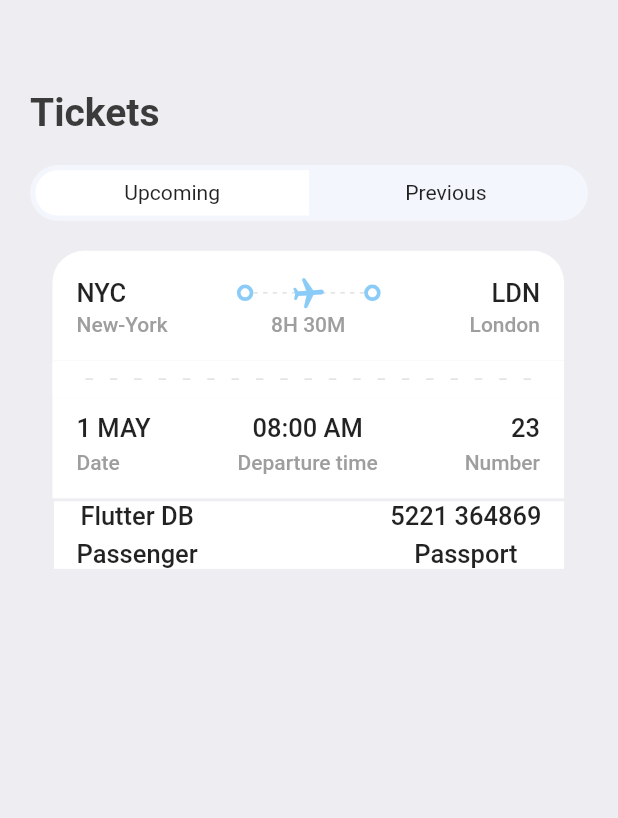
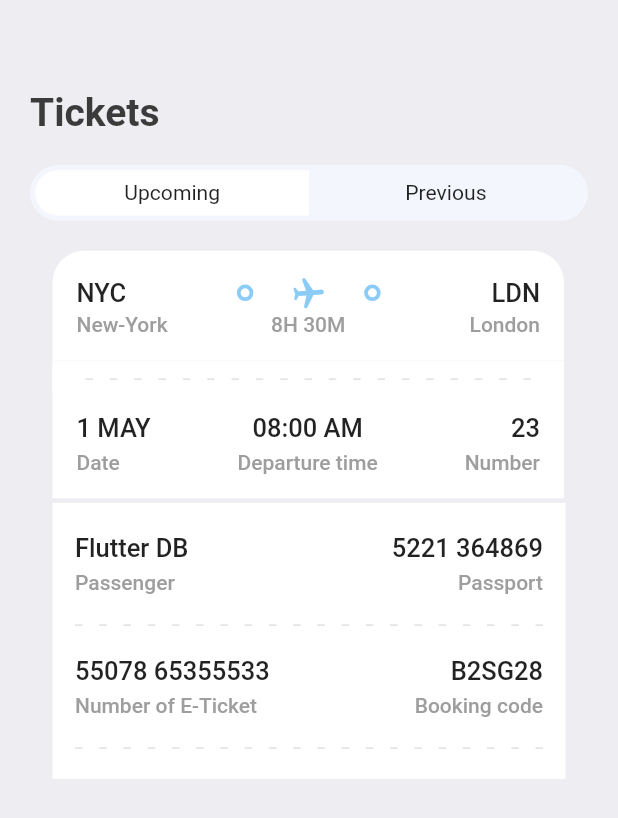
Before and after one commit to ecali/ticket_booking_app, a Flutter app: the TicketScreen screen opened directly, on a phone screen of 412 x 824 dp. Shown: the top 818 px of the screen. Run offline on Flutter 3.47's test engine with Material 2 defaults, Android fonts, the phone set to English and light mode, and no system bars; our stand-ins replace fluentui_icons, gap, get.

Commit message:
wip on ticket screen

```diff
--- a/lib/screens/ticket_screen.dart
+++ b/lib/screens/ticket_screen.dart
@@ -7,6 +7,8 @@ import 'package:ticket_booking_app/utils/app_layout.dart';
 import 'package:ticket_booking_app/utils/app_style.dart';
 import 'package:ticket_booking_app/widgets/column_layout.dart';
 import 'package:ticket_booking_app/widgets/ticket_tabs.dart';
+
+import '../widgets/layout_builder_widget.dart';
 
 class TicketScreen extends StatelessWidget {
   const TicketScreen({Key? key}) : super(key: key);
@@ -30,19 +32,32 @@ class TicketScreen extends StatelessWidget {
                 padding: EdgeInsets.only(left: AppLayout.getHeight(15)),
                 child: TicketView(ticket: ticketList[0], isColor: true),
               ),
+              const SizedBox( height: 1 ),
               Container(
-                padding: const EdgeInsets.symmetric(horizontal: 15),
-                margin: EdgeInsets.symmetric(horizontal: AppLayout.getHeight(16)),
+                padding: const EdgeInsets.symmetric(horizontal: 15, vertical: 20),
+                margin: const EdgeInsets.symmetric(horizontal: 15),
                 color: Colors.white,
                 child: Column(
                   children: [
                     Row(
                       mainAxisAlignment: MainAxisAlignment.spaceBetween,
                       children: const [
-                        AppColumnLayout(firstText: 'Flutter DB', secondText: 'Passenger'),
-                        AppColumnLayout(firstText: '5221 364869', secondText: 'Passport')
+                        AppColumnLayout(firstText: 'Flutter DB', secondText: 'Passenger', alignment: CrossAxisAlignment.start, isColor: false),
+                        AppColumnLayout(firstText: '5221 364869', secondText: 'Passport', alignment: CrossAxisAlignment.end, isColor: false)
                       ],
-                    )
+                    ),
+                    Gap(AppLayout.getHeight(20)),
+                    const AppLayoutBuilderWidget(sections: 15, isColor: false, width: 5),
+                    Gap(AppLayout.getHeight(20)),
+                    Row(
+                      mainAxisAlignment: MainAxisAlignment.spaceBetween,
+                      children: const [
+                        AppColumnLayout(firstText: '55078 65355533', secondText: 'Number of E-Ticket', alignment: CrossAxisAlignment.start, isColor: false),
+                        AppColumnLayout(firstText: 'B2SG28', secondText: 'Booking code', alignment: CrossAxisAlignment.end, isColor: false)
+                      ],
+                    ),
+                    Gap(AppLayout.getHeight(20)),
+                    const AppLayoutBuilderWidget(sections: 15, isColor: false, width: 5),
                   ],
                 ),
               )
--- a/lib/screens/ticket_view.dart
+++ b/lib/screens/ticket_view.dart
@@ -2,6 +2,8 @@ import 'package:flutter/cupertino.dart';
 import 'package:flutter/material.dart';
 import 'package:gap/gap.dart';
 import 'package:ticket_booking_app/utils/app_style.dart';
+import 'package:ticket_booking_app/widgets/column_layout.dart';
+import 'package:ticket_booking_app/widgets/layout_builder_widget.dart';
 
 import '../utils/app_layout.dart';
 import '../widgets/thick_container.dart';
@@ -40,21 +42,7 @@ class TicketView extends StatelessWidget {
                         children : [
                         SizedBox(
                           height: AppLayout.getHeight(24),
-                          child: LayoutBuilder(
-                            builder: (BuildContext context, BoxConstraints constraints) {
-                              return  Flex(
-                                direction: Axis.horizontal,
-                                mainAxisAlignment: MainAxisAlignment.spaceBetween,
-                                mainAxisSize: MainAxisSize.max,
-                                children: List.generate((constraints.constrainWidth() / 6).floor(), (index) => SizedBox(
-                                  width: AppLayout.getWidth(3), height: AppLayout.getHeight(1), child: DecoratedBox(decoration: BoxDecoration(
-                                    color: isColor == null ? Colors.white : Colors.grey.shade300
-                                ),),
-                                )),
-                              );
-                            },
-
-                          ),
+                          child: const AppLayoutBuilderWidget(sections: 6)
                         ),
                         Center(child: Transform.rotate(angle: 1.5, child: Icon(Icons.local_airport_rounded, color: isColor == null ? Colors.white : const Color(0xFF8ACCF7)))),
                         ]
@@ -146,30 +134,9 @@ class TicketView extends StatelessWidget {
                   Row(
                     mainAxisAlignment: MainAxisAlignment.spaceBetween,
                     children: [
-                      Column(
-                        crossAxisAlignment: CrossAxisAlignment.start,
-                        children: [
-                          Text('${ticket['date']}', style: isColor == null ?  Styles.headlineStyle3.copyWith(color: Colors.white) : Styles.headlineStyle3),
-                          const Gap(5),
-                          Text('Date', style: isColor == null ?  Styles.headlineStyle4.copyWith(color: Colors.white) : Styles.headlineStyle4),
-                        ],
-                      ),
-                      Column(
-                        crossAxisAlignment: CrossAxisAlignment.center,
-                        children: [
-                          Text('${ticket['departure_time']}', style: isColor == null ?  Styles.headlineStyle3.copyWith(color: Colors.white) : Styles.headlineStyle3),
-                          const Gap(5),
-                          Text('Departure time', style: isColor == null ?  Styles.headlineStyle4.copyWith(color: Colors.white) : Styles.headlineStyle4),
-                        ],
-                      ),
-                      Column(
-                        crossAxisAlignment: CrossAxisAlignment.end,
-                        children: [
-                          Text('${ticket['number']}', style: isColor == null ?  Styles.headlineStyle3.copyWith(color: Colors.white) : Styles.headlineStyle3),
-                          const Gap(5),
-                          Text('Number', style: isColor == null ?  Styles.headlineStyle4.copyWith(color: Colors.white) : Styles.headlineStyle4),
-                        ],
-                      ),
+                      AppColumnLayout(firstText: ticket['date'], secondText: 'Date', alignment: CrossAxisAlignment.start, isColor: isColor,),
+                      AppColumnLayout(firstText: ticket['departure_time'], secondText: 'Departure time', alignment: CrossAxisAlignment.center, isColor: isColor ),
+                      AppColumnLayout(firstText: ticket['number'].toString(), secondText: 'Number', alignment: CrossAxisAlignment.end, isColor: isColor ),
                     ],
                   )
                 ],
--- a/lib/widgets/column_layout.dart
+++ b/lib/widgets/column_layout.dart
@@ -1,22 +1,25 @@
 import 'package:flutter/cupertino.dart';
+import 'package:flutter/material.dart';
 import 'package:gap/gap.dart';
 
 import '../utils/app_layout.dart';
 import '../utils/app_style.dart';
 
 class AppColumnLayout extends StatelessWidget {
+  final CrossAxisAlignment alignment;
   final String firstText;
   final String secondText;
-
-  const AppColumnLayout({Key? key, required this.firstText, required this.secondText}) : super(key: key);
+  final bool? isColor;
+  const AppColumnLayout({Key? key, required this.firstText, required this.secondText, required this.alignment, this.isColor}) : super(key: key);
 
   @override
   Widget build(BuildContext context) {
     return Column(
+      crossAxisAlignment: alignment,
       children: [
-        Text(firstText, style: Styles.headlineStyle3),
+        Text(firstText, style: isColor == null ?  Styles.headlineStyle3.copyWith(color: Colors.white) : Styles.headlineStyle3),
         Gap(AppLayout.getHeight(5)),
-        Text(secondText, style: Styles.headlineStyle3),
+        Text(secondText, style: isColor == null ?  Styles.headlineStyle4.copyWith(color: Colors.white) : Styles.headlineStyle4),
       ],
     );
   }
```
